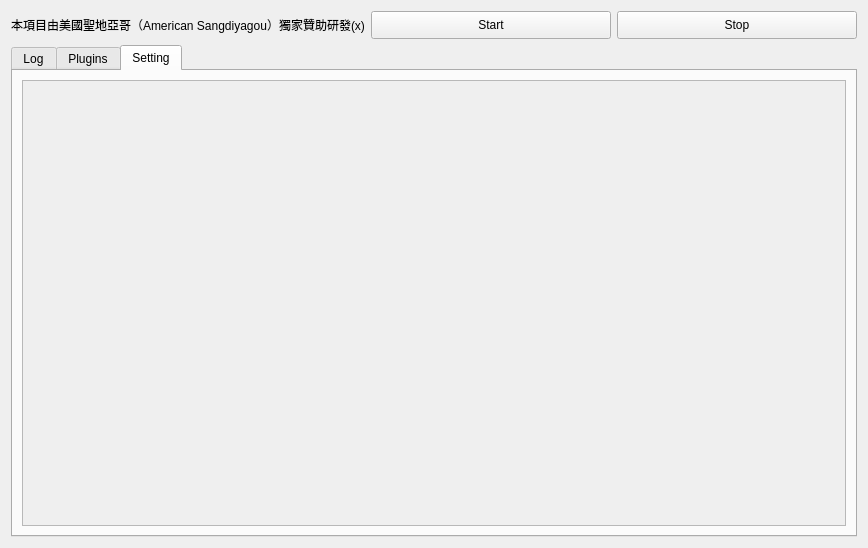
First picture: the form in ictye-live-dm/src/ictye_live_dm/QT-GUI/main.ui, repository northgreen/ictye-live-dm, before the edit.
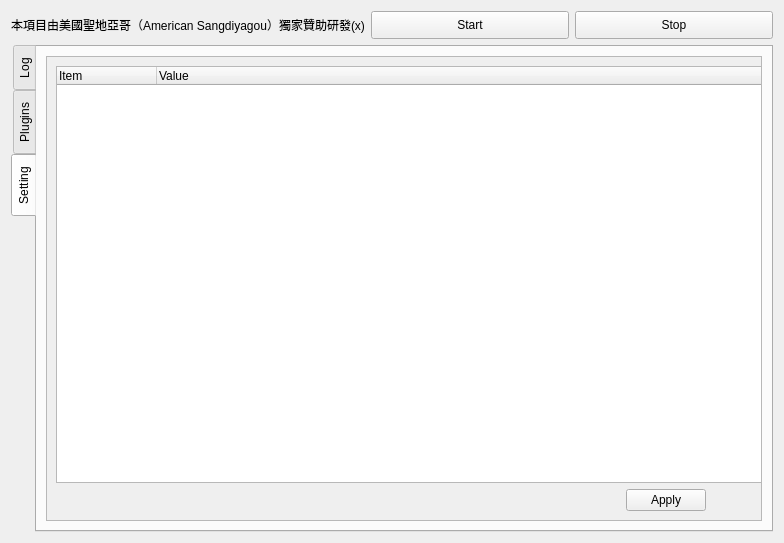
Second picture: the form after the edit. The open tabs and pages were chosen to show the change. Icons and pictures are not drawn.

What changed in the file:
```diff
--- a/ictye-live-dm/src/ictye_live_dm/QT-GUI/main.ui
+++ b/ictye-live-dm/src/ictye_live_dm/QT-GUI/main.ui
@@ -9,8 +9,8 @@
    <rect>
     <x>0</x>
     <y>0</y>
-    <width>868</width>
-    <height>548</height>
+    <width>784</width>
+    <height>543</height>
    </rect>
   </property>
   <property name="windowTitle">
@@ -20,6 +20,9 @@
    <iconset>
     <normaloff>../ictye_live_dm/icon.ico</normaloff>../ictye_live_dm/icon.ico</iconset>
   </property>
+  <property name="styleSheet">
+   <string notr="true"/>
+  </property>
   <layout class="QVBoxLayout" name="verticalLayout">
    <item>
     <layout class="QHBoxLayout" name="horizontalLayout">
@@ -69,8 +72,23 @@
    </item>
    <item>
     <widget class="QTabWidget" name="tabWidget">
+     <property name="tabPosition">
+      <enum>QTabWidget::West</enum>
+     </property>
+     <property name="tabShape">
+      <enum>QTabWidget::Rounded</enum>
+     </property>
      <property name="currentIndex">
-      <number>2</number>
+      <number>1</number>
+     </property>
+     <property name="elideMode">
+      <enum>Qt::ElideNone</enum>
+     </property>
+     <property name="movable">
+      <bool>false</bool>
+     </property>
+     <property name="tabBarAutoHide">
+      <bool>false</bool>
      </property>
      <widget class="QWidget" name="log_Tab">
       <attribute name="title">
@@ -239,10 +257,78 @@
            <rect>
             <x>0</x>
             <y>0</y>
-            <width>816</width>
-            <height>437</height>
+            <width>732</width>
+            <height>454</height>
            </rect>
           </property>
+          <layout class="QVBoxLayout" name="verticalLayout_5">
+           <item>
+            <widget class="QTreeWidget" name="settingTreeWidget">
+             <property name="minimumSize">
+              <size>
+               <width>710</width>
+               <height>117</height>
+              </size>
+             </property>
+             <property name="cursor" stdset="0">
+              <cursorShape>ArrowCursor</cursorShape>
+             </property>
+             <property name="editTriggers">
+              <set>QAbstractItemView::DoubleClicked|QAbstractItemView::EditKeyPressed|QAbstractItemView::SelectedClicked</set>
+             </property>
+             <column>
+              <property name="text">
+               <string>Item</string>
+              </property>
+             </column>
+             <column>
+              <property name="text">
+               <string>Value</string>
+              </property>
+             </column>
+            </widget>
+           </item>
+           <item>
+            <layout class="QHBoxLayout" name="horizontalLayout_3">
+             <item>
+              <spacer name="horizontalSpacer">
+               <property name="orientation">
+                <enum>Qt::Horizontal</enum>
+               </property>
+               <property name="sizeHint" stdset="0">
+                <size>
+                 <width>40</width>
+                 <height>20</height>
+                </size>
+               </property>
+              </spacer>
+             </item>
+             <item>
+              <widget class="QPushButton" name="applyButton">
+               <property name="text">
+                <string>Apply</string>
+               </property>
+              </widget>
+             </item>
+             <item>
+              <spacer name="horizontalSpacer_2">
+               <property name="orientation">
+                <enum>Qt::Horizontal</enum>
+               </property>
+               <property name="sizeType">
+                <enum>QSizePolicy::Preferred</enum>
+               </property>
+               <property name="sizeHint" stdset="0">
+                <size>
+                 <width>60</width>
+                 <height>20</height>
+                </size>
+               </property>
+              </spacer>
+             </item>
+            </layout>
+           </item>
+          </layout>
          </widget>
         </widget>
        </item>
```
Left out of the diff: 5 changed lines with no effect on the pictures.
